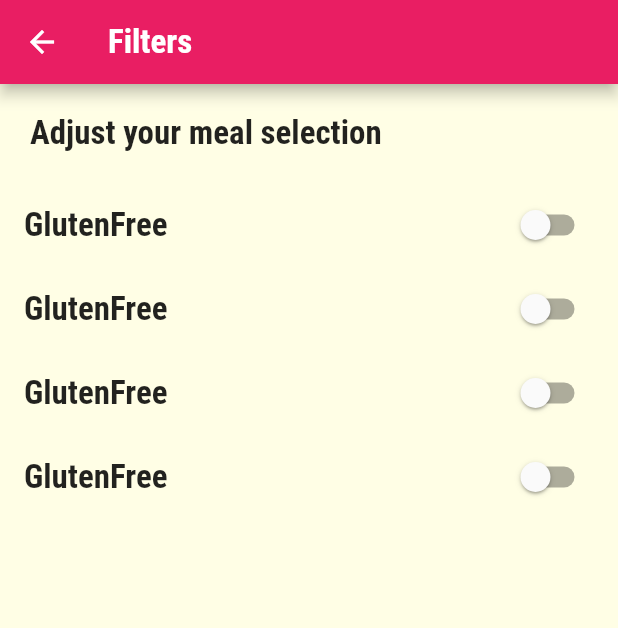
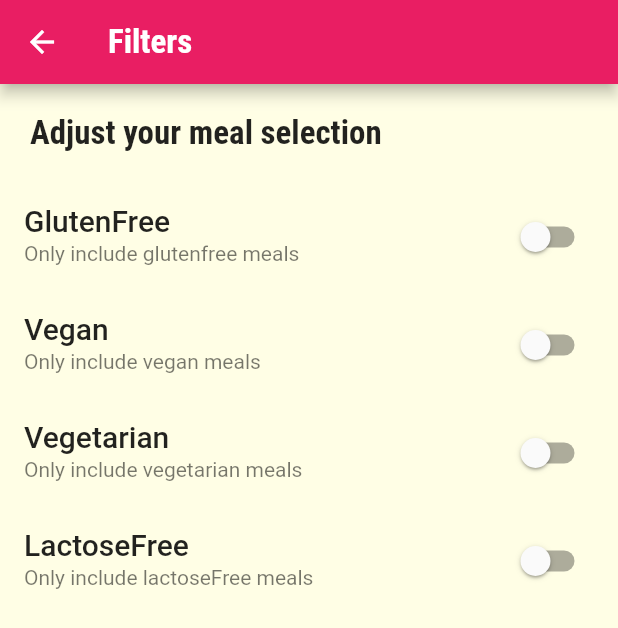
Before and after one commit to msarifin29/deliMeal, a Flutter app: the Filters screen opened by its route, on a phone screen of 412 x 824 dp. Shown: the top 628 px of the screen. Run offline on Flutter 3.47's test engine with Material 2 defaults, Android fonts, the phone set to English and light mode, and no system bars.

Commit message:
Adding description in switchListTiel

```diff
--- a/lib/screen/filters_screen.dart
+++ b/lib/screen/filters_screen.dart
@@ -20,8 +20,9 @@ class _FiltersState extends State<Filters> {
     return SwitchListTile(
       title: Text(
         title,
-        style: Theme.of(context).textTheme.titleLarge,
+        style: TextStyle(fontSize: 20, fontWeight: FontWeight.w500),
       ),
+      subtitle: Text(subTitle),
       value: currentValue,
       onChanged: updateValue,
       activeColor: Theme.of(context).colorScheme.secondary,
@@ -50,21 +51,21 @@ class _FiltersState extends State<Filters> {
                 _glutenFree = newValue;
               });
             }),
-            _buildSwitchListTile(
-                _vegan, 'GlutenFree', 'Only include vegan meals', (newValue) {
+            _buildSwitchListTile(_vegan, 'Vegan', 'Only include vegan meals',
+                (newValue) {
               setState(() {
                 _vegan = newValue;
               });
             }),
             _buildSwitchListTile(
-                _vegetarian, 'GlutenFree', 'Only include vegetarian meals',
+                _vegetarian, 'Vegetarian', 'Only include vegetarian meals',
                 (newValue) {
               setState(() {
                 _vegetarian = newValue;
               });
             }),
             _buildSwitchListTile(
-                _lactoseFree, 'GlutenFree', 'Only include lactoseFree meals',
+                _lactoseFree, 'LactoseFree', 'Only include lactoseFree meals',
                 (newValue) {
               setState(() {
                 _lactoseFree = newValue;
```
